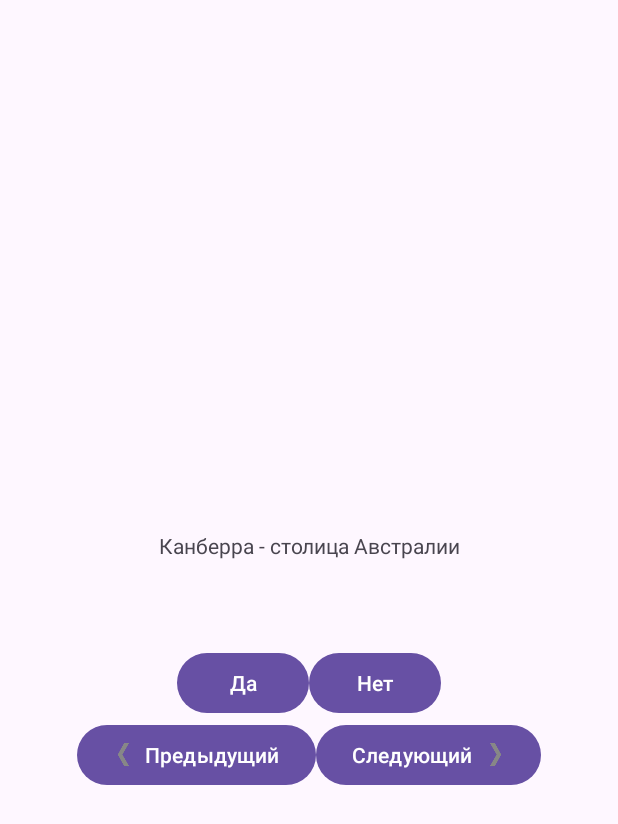
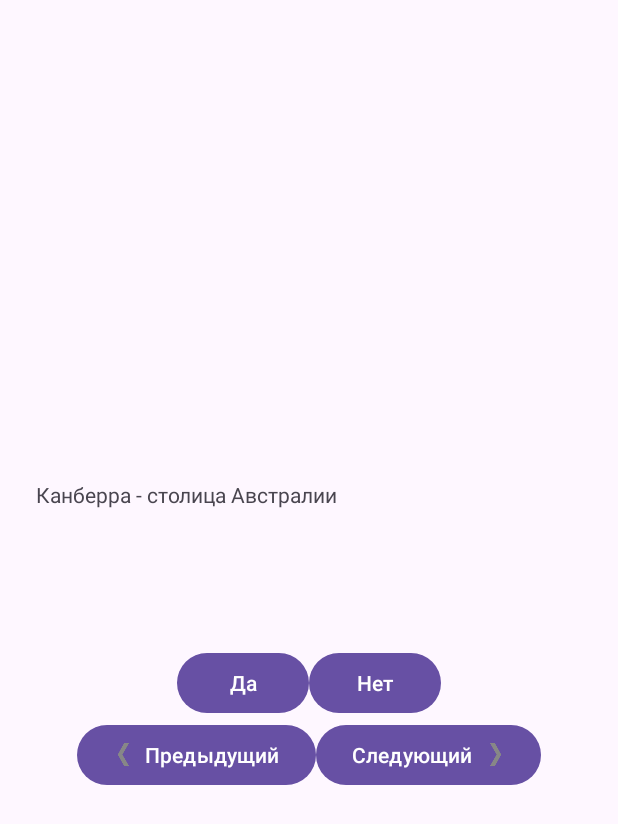
Before and after one commit to Stein74/Android411_part2, an Android app: the screen it shows after launch (MainActivity), on a phone screen of 412 x 824 dp. Shown: the top 824 px of the screen. Run offline under Robolectric (Android 15) with nearby library versions, the phone set to English and light mode, and no system bars.

Commit message:
Quiz java

```diff
--- a/GeoQuizJava/app/src/main/java/com/example/geoquizjava/MainActivity.java
+++ b/GeoQuizJava/app/src/main/java/com/example/geoquizjava/MainActivity.java
@@ -1,7 +1,8 @@
 package com.example.geoquizjava;
 
+import static android.widget.Toast.LENGTH_SHORT;
+
 import android.os.Bundle;
-import android.view.View;
 import android.widget.Button;
 import android.widget.TextView;
 import android.widget.Toast;
@@ -12,17 +13,22 @@ import androidx.core.graphics.Insets;
 import androidx.core.view.ViewCompat;
 import androidx.core.view.WindowInsetsCompat;
 
-import java.util.ArrayList;
+import java.util.List;
+import java.util.stream.Collectors;
+import java.util.stream.Stream;
 
 public class MainActivity extends AppCompatActivity {
 
-    private Button trueButton;
-    private Button falseButton;
-    private Button nextButton;
-    private Button prevButton;
     private TextView questionTextView;
 
-    private ArrayList<Question> questionBank;
+    private final List<Question> questionBank = Stream.of(
+            new Question(R.string.question_australia, true),
+            new Question(R.string.question_oceans, true),
+            new Question(R.string.question_mideast, true),
+            new Question(R.string.question_africa, true),
+            new Question(R.string.question_americas, true),
+            new Question(R.string.question_asia, true)
+        ).collect(Collectors.toList());
 
     private int currentIndex;
 
@@ -30,13 +36,6 @@ public class MainActivity extends AppCompatActivity {
     protected void onCreate(Bundle savedInstanceState) {
         super.onCreate(savedInstanceState);
         EdgeToEdge.enable(this);
-
-        questionBank.add(new Question(R.string.question_australia, true));
-        questionBank.add(new Question(R.string.question_oceans, true));
-        questionBank.add(new Question(R.string.question_mideast, true));
-        questionBank.add(new Question(R.string.question_africa, true));
-        questionBank.add(new Question(R.string.question_americas, true));
-        questionBank.add(new Question(R.string.question_asia, true));
 
         setContentView(R.layout.activity_main);
 
@@ -46,46 +45,23 @@ public class MainActivity extends AppCompatActivity {
             return insets;
         });
 
-        trueButton = findViewById(R.id.true_button);
-        falseButton = findViewById(R.id.false_button);
-        nextButton = findViewById(R.id.next_button);
-        prevButton = findViewById(R.id.prev_button);
+        Button trueButton = findViewById(R.id.true_button);
+        Button falseButton = findViewById(R.id.false_button);
+        Button nextButton = findViewById(R.id.next_button);
+        Button prevButton = findViewById(R.id.prev_button);
         questionTextView = findViewById(R.id.question_text_view);
 
-        trueButton.setOnClickListener(new View.OnClickListener() {
-            @Override
-            public void onClick(View view) {
-                checkAnswers(true);
-            }
-        });
+        trueButton.setOnClickListener(view -> checkAnswers(true));
 
-        falseButton.setOnClickListener(new View.OnClickListener() {
-            @Override
-            public void onClick(View view) {
-                checkAnswers(false);
-            }
-        });
+        falseButton.setOnClickListener(view -> checkAnswers(false));
 
-        nextButton.setOnClickListener(new View.OnClickListener() {
-            @Override
-            public void onClick(View view) {
-                nextQuestion();
-            }
-        });
+        nextButton.setOnClickListener(view -> nextQuestion());
 
-        nextButton.setOnClickListener(new View.OnClickListener() {
-            @Override
-            public void onClick(View view) {
-                prevQuestion();
-            }
-        });
+        nextButton.setOnClickListener(view -> prevQuestion());
 
-        questionTextView.setOnClickListener(new View.OnClickListener() {
-            @Override
-            public void onClick(View view) {
-                nextQuestion();
-            }
-        });
+        prevButton.setOnClickListener(view -> prevQuestion());
+
+        questionTextView.setOnClickListener(view -> nextQuestion());
 
         updateQuestion();
     }
@@ -101,7 +77,8 @@ public class MainActivity extends AppCompatActivity {
     }
 
     private void prevQuestion(){
-        currentIndex = (currentIndex - 1) % questionBank.size();
+        //currentIndex = (currentIndex - 1) % questionBank.size();
+        currentIndex = (questionBank.size() + (currentIndex - 1)) % questionBank.size();
         updateQuestion();
     }
 
@@ -110,6 +87,6 @@ public class MainActivity extends AppCompatActivity {
 
         String MessageResId = userAnswer == correctAnswer ? "Верно!" : "Неверно!";
 
-        Toast.makeText(this, MessageResId, Toast.LENGTH_SHORT).show();
+        Toast.makeText(this, MessageResId, LENGTH_SHORT).show();
     }
 }
--- a/GeoQuizJava/app/src/main/java/com/example/geoquizjava/Question.java
+++ b/GeoQuizJava/app/src/main/java/com/example/geoquizjava/Question.java
@@ -8,8 +8,8 @@ public class Question {
     private boolean answer;
 
     public Question(@StringRes int textResId, boolean answer) {
-        textResId = textResId;
-        answer = answer;
+        this.textResId = textResId;
+        this.answer = answer;
     }
 
     public int getTextResId() {
--- a/GeoQuizJava/app/src/main/res/layout/activity_main.xml
+++ b/GeoQuizJava/app/src/main/res/layout/activity_main.xml
@@ -9,8 +9,7 @@
     <TextView
         android:id="@+id/question_text_view"
         android:layout_width="match_parent"
-        android:layout_height="135dp"
-        android:gravity="center"
+        android:layout_height="@dimen/_135dp"
         android:padding="24dp"
         android:text="@string/question_australia"/>
 
--- /dev/null
+++ b/GeoQuizJava/app/src/main/res/values/dimens.xml
@@ -0,0 +1,4 @@
+<?xml version="1.0" encoding="utf-8"?>
+<resources>
+    <dimen name="_135dp">135dp</dimen>
+</resources>
```
